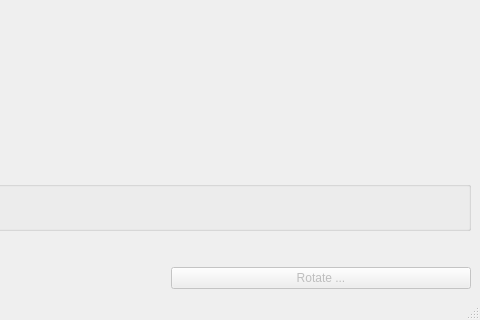
Qt form ibeatles/ui/ui_rotateImages.ui (ornlneutronimaging/iBeatles) before a commit; both pictures show x 398 to 878 and y 640 to 960 of the 878 by 960 pixel window.
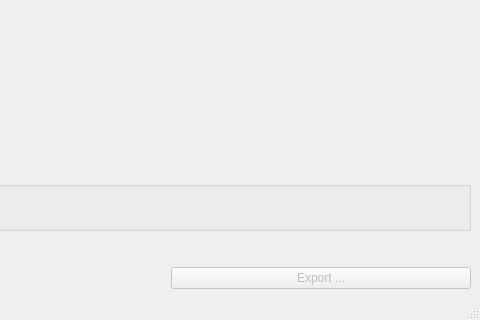
The same form after that commit.

Commit message: working on export button. this refs #220

```diff
--- a/ibeatles/ui/ui_rotateImages.ui
+++ b/ibeatles/ui/ui_rotateImages.ui
@@ -189,7 +189,7 @@
          </size>
         </property>
         <property name="text">
-         <string>Rotate ...</string>
+         <string>Export ...</string>
         </property>
        </widget>
       </item>
```
Left out of the diff: 38 changed lines with no effect on the pictures. The commit also changes 2 other files.
